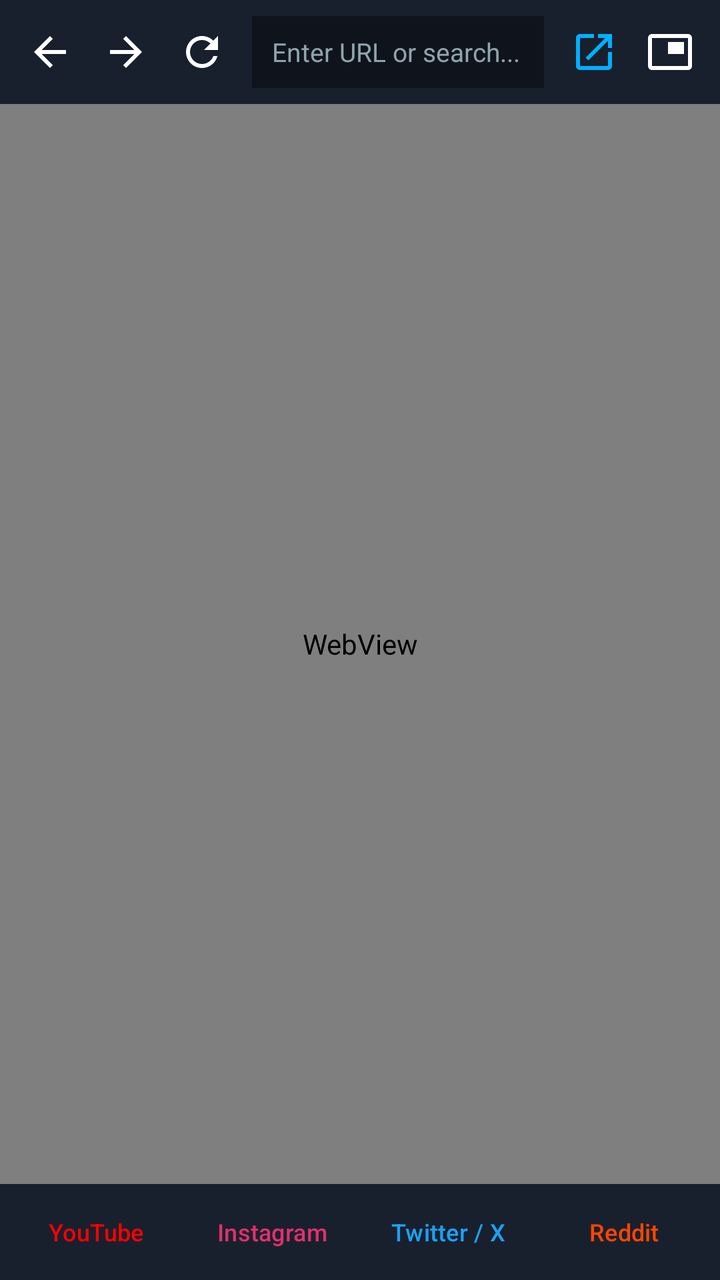
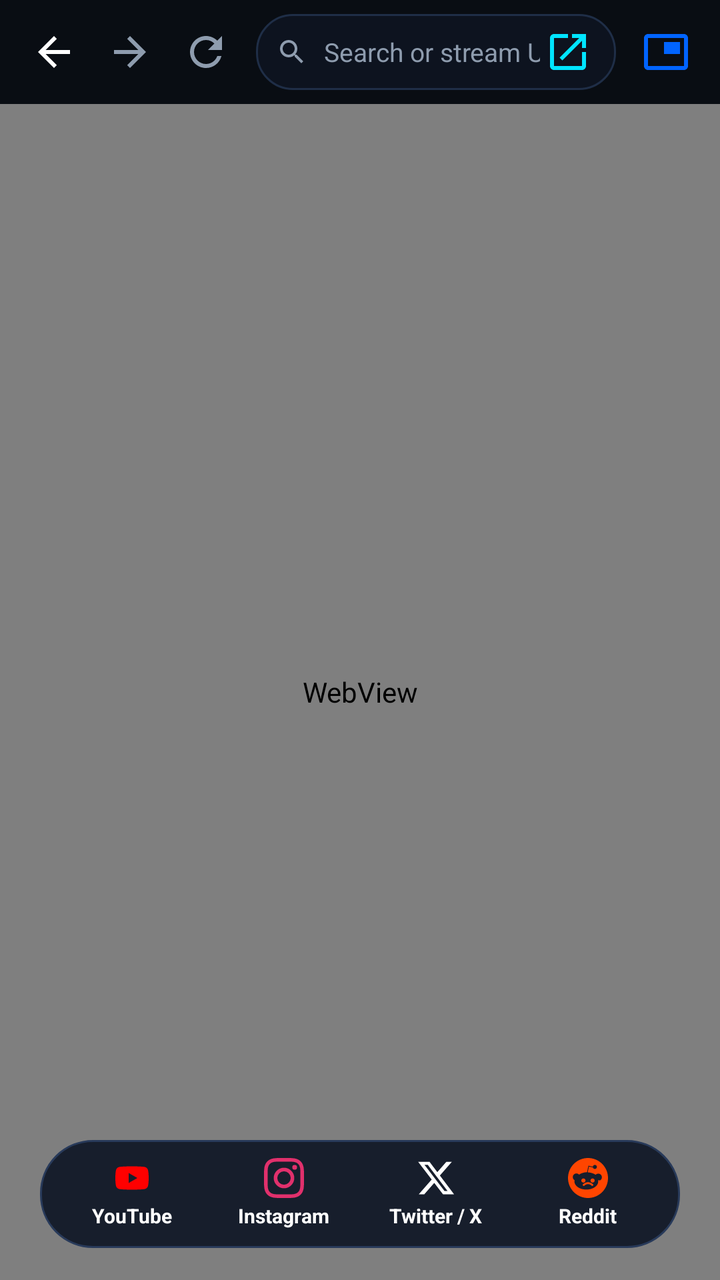

Compare the two renders of this Android layout. The source of the first and the diff that turns it into the second are given below.
<!-- AndroidManifest.xml: application theme Theme.AdShield -->
<!-- res/layout/activity_media_hub.xml -->
<?xml version="1.0" encoding="utf-8"?>
<RelativeLayout xmlns:android="http://schemas.android.com/apk/res/android"
    xmlns:app="http://schemas.android.com/apk/res-auto"
    android:layout_width="match_parent"
    android:layout_height="match_parent"
    android:background="@color/background_dark">

    <LinearLayout
        android:id="@+id/mainContentLayout"
        android:layout_width="match_parent"
        android:layout_height="match_parent"
        android:orientation="vertical">

        
        <LinearLayout
            android:id="@+id/topBar"
            android:layout_width="match_parent"
            android:layout_height="52dp"
            android:background="@color/surface_dark"
            android:gravity="center_vertical"
            android:orientation="horizontal"
            android:paddingHorizontal="6dp">

            <ImageButton
                android:id="@+id/btnBack"
                android:layout_width="38dp"
                android:layout_height="38dp"
                android:background="?attr/selectableItemBackgroundBorderless"
                android:src="@drawable/ic_arrow_back"
                android:contentDescription="Back" />

            <ImageButton
                android:id="@+id/btnForward"
                android:layout_width="38dp"
                android:layout_height="38dp"
                android:background="?attr/selectableItemBackgroundBorderless"
                android:src="@drawable/ic_arrow_forward"
                android:contentDescription="Forward" />

            <ImageButton
                android:id="@+id/btnRefresh"
                android:layout_width="38dp"
                android:layout_height="38dp"
                android:background="?attr/selectableItemBackgroundBorderless"
                android:src="@drawable/ic_refresh"
                android:contentDescription="Refresh" />

            <EditText
                android:id="@+id/urlInput"
                android:layout_width="0dp"
                android:layout_height="36dp"
                android:layout_weight="1"
                android:layout_marginHorizontal="6dp"
                android:background="@drawable/ic_launcher_background"
                android:backgroundTint="@color/background_dark"
                android:hint="Enter URL or search..."
                android:imeOptions="actionGo"
                android:inputType="textUri"
                android:maxLines="1"
                android:paddingHorizontal="10dp"
                android:textColor="@color/text_primary"
                android:textColorHint="@color/text_secondary"
                android:textSize="13sp" />

            <ImageButton
                android:id="@+id/btnGo"
                android:layout_width="38dp"
                android:layout_height="38dp"
                android:background="?attr/selectableItemBackgroundBorderless"
                android:src="@drawable/ic_launch"
                android:contentDescription="Go" />

            <ImageButton
                android:id="@+id/btnPip"
                android:layout_width="38dp"
                android:layout_height="38dp"
                android:background="?attr/selectableItemBackgroundBorderless"
                android:src="@drawable/ic_pip"
                android:contentDescription="Picture-in-Picture" />
        </LinearLayout>

        <ProgressBar
            android:id="@+id/progressBar"
            style="?android:attr/progressBarStyleHorizontal"
            android:layout_width="match_parent"
            android:layout_height="3dp"
            android:max="100"
            android:progressTint="@color/secondary"
            android:visibility="gone" />

        
        <WebView
            android:id="@+id/webView"
            android:layout_width="match_parent"
            android:layout_height="0dp"
            android:layout_weight="1" />

        
        <LinearLayout
            android:id="@+id/bottomNav"
            android:layout_width="match_parent"
            android:layout_height="48dp"
            android:background="@color/surface_dark"
            android:gravity="center"
            android:orientation="horizontal">

            <Button
                android:id="@+id/btnPlatformYoutube"
                style="@style/Widget.Material3.Button.TextButton"
                android:layout_width="wrap_content"
                android:layout_height="wrap_content"
                android:text="YouTube"
                android:textColor="@color/youtube_red"
                android:textSize="12sp" />

            <Button
                android:id="@+id/btnPlatformInstagram"
                style="@style/Widget.Material3.Button.TextButton"
                android:layout_width="wrap_content"
                android:layout_height="wrap_content"
                android:text="Instagram"
                android:textColor="@color/instagram_pink"
                android:textSize="12sp" />

            <Button
                android:id="@+id/btnPlatformTwitter"
                style="@style/Widget.Material3.Button.TextButton"
                android:layout_width="wrap_content"
                android:layout_height="wrap_content"
                android:text="Twitter / X"
                android:textColor="@color/twitter_blue"
                android:textSize="12sp" />

            <Button
                android:id="@+id/btnPlatformReddit"
                style="@style/Widget.Material3.Button.TextButton"
                android:layout_width="wrap_content"
                android:layout_height="wrap_content"
                android:text="Reddit"
                android:textColor="@color/reddit_orange"
                android:textSize="12sp" />
        </LinearLayout>
    </LinearLayout>

    
    <FrameLayout
        android:id="@+id/fullscreenContainer"
        android:layout_width="match_parent"
        android:layout_height="match_parent"
        android:background="#000000"
        android:visibility="gone" />

</RelativeLayout>
<!-- resources referenced by this layout -->
<resources>
  <color name="background_dark">#0F141C</color>
  <color name="instagram_pink">#E1306C</color>
  <color name="reddit_orange">#FF4500</color>
  <color name="secondary">#00B0FF</color>
  <color name="surface_dark">#18202E</color>
  <color name="text_secondary">#90A4AE</color>
  <color name="twitter_blue">#1DA1F2</color>
  <color name="youtube_red">#FF0000</color>
  <!-- drawable ic_launcher_background (drawable) -->
  <vector xmlns:android="http://schemas.android.com/apk/res/android"
      android:width="108dp"
      android:height="108dp"
      android:viewportWidth="108"
      android:viewportHeight="108">
    <path
        android:fillColor="#0164FF"
        android:pathData="M0,0h108v108h-108z"/>
  </vector>
  <!-- unchanged entries left out for length: 8 -->
</resources>

<!-- the commit's change to res/layout/activity_media_hub.xml (unified diff, before → after) -->
@@ -16,10 +16,10 @@
             android:id="@+id/topBar"
             android:layout_width="match_parent"
             android:layout_height="52dp"
-            android:background="@color/surface_dark"
+            android:background="#F0090D14"
             android:gravity="center_vertical"
             android:orientation="horizontal"
-            android:paddingHorizontal="6dp">
+            android:paddingHorizontal="8dp">
 
             <ImageButton
                 android:id="@+id/btnBack"
@@ -27,6 +27,7 @@
                 android:layout_height="38dp"
                 android:background="?attr/selectableItemBackgroundBorderless"
                 android:src="@drawable/ic_arrow_back"
+                app:tint="@color/text_primary"
                 android:contentDescription="Back" />
 
             <ImageButton
@@ -35,6 +36,7 @@
                 android:layout_height="38dp"
                 android:background="?attr/selectableItemBackgroundBorderless"
                 android:src="@drawable/ic_arrow_forward"
+                app:tint="@color/text_secondary"
                 android:contentDescription="Forward" />
 
             <ImageButton
@@ -43,32 +45,50 @@
                 android:layout_height="38dp"
                 android:background="?attr/selectableItemBackgroundBorderless"
                 android:src="@drawable/ic_refresh"
+                app:tint="@color/text_secondary"
                 android:contentDescription="Refresh" />
 
-            <EditText
-                android:id="@+id/urlInput"
+            
+            <LinearLayout
                 android:layout_width="0dp"
-                android:layout_height="36dp"
+                android:layout_height="38dp"
                 android:layout_weight="1"
                 android:layout_marginHorizontal="6dp"
-                android:background="@drawable/ic_launcher_background"
-                android:backgroundTint="@color/background_dark"
-                android:hint="Enter URL or search..."
-                android:imeOptions="actionGo"
-                android:inputType="textUri"
-                android:maxLines="1"
-                android:paddingHorizontal="10dp"
-                android:textColor="@color/text_primary"
-                android:textColorHint="@color/text_secondary"
-                android:textSize="13sp" />
-
-            <ImageButton
-                android:id="@+id/btnGo"
-                android:layout_width="38dp"
-                android:layout_height="38dp"
-                android:background="?attr/selectableItemBackgroundBorderless"
-                android:src="@drawable/ic_launch"
-                android:contentDescription="Go" />
+                android:background="@drawable/bg_search_chip"
+                android:gravity="center_vertical"
+                android:orientation="horizontal"
+                android:paddingHorizontal="10dp">
+
+                <ImageView
+                    android:layout_width="16dp"
+                    android:layout_height="16dp"
+                    android:src="@drawable/ic_search"
+                    app:tint="@color/text_secondary" />
+
+                <EditText
+                    android:id="@+id/urlInput"
+                    android:layout_width="0dp"
+                    android:layout_height="match_parent"
+                    android:layout_weight="1"
+                    android:layout_marginStart="8dp"
+                    android:background="@null"
+                    android:hint="Search or stream URL..."
+                    android:imeOptions="actionGo"
+                    android:inputType="textUri"
+                    android:maxLines="1"
+                    android:textColor="@color/text_primary"
+                    android:textColorHint="@color/text_secondary"
+                    android:textSize="13sp" />
+
+                <ImageButton
+                    android:id="@+id/btnGo"
+                    android:layout_width="28dp"
+                    android:layout_height="28dp"
+                    android:background="?attr/selectableItemBackgroundBorderless"
+                    android:src="@drawable/ic_launch"
+                    app:tint="@color/fokk_cyan"
+                    android:contentDescription="Navigate" />
+            </LinearLayout>
 
             <ImageButton
                 android:id="@+id/btnPip"
@@ -76,6 +96,7 @@
                 android:layout_height="38dp"
                 android:background="?attr/selectableItemBackgroundBorderless"
                 android:src="@drawable/ic_pip"
+                app:tint="@color/fokk_blue"
                 android:contentDescription="Picture-in-Picture" />
         </LinearLayout>
 
@@ -83,63 +104,145 @@
             android:id="@+id/progressBar"
             style="?android:attr/progressBarStyleHorizontal"
             android:layout_width="match_parent"
-            android:layout_height="3dp"
+            android:layout_height="2dp"
             android:max="100"
-            android:progressTint="@color/secondary"
+            android:progressTint="@color/fokk_cyan"
             android:visibility="gone" />
 
         
-        <WebView
-            android:id="@+id/webView"
+        <FrameLayout
             android:layout_width="match_parent"
             android:layout_height="0dp"
-            android:layout_weight="1" />
-
-        
-        <LinearLayout
-            android:id="@+id/bottomNav"
-            android:layout_width="match_parent"
-            android:layout_height="48dp"
-            android:background="@color/surface_dark"
-            android:gravity="center"
-            android:orientation="horizontal">
-
-            <Button
-                android:id="@+id/btnPlatformYoutube"
-                style="@style/Widget.Material3.Button.TextButton"
-                android:layout_width="wrap_content"
-                android:layout_height="wrap_content"
-                android:text="YouTube"
-                android:textColor="@color/youtube_red"
-                android:textSize="12sp" />
-
-            <Button
-                android:id="@+id/btnPlatformInstagram"
-                style="@style/Widget.Material3.Button.TextButton"
-                android:layout_width="wrap_content"
-                android:layout_height="wrap_content"
-                android:text="Instagram"
-                android:textColor="@color/instagram_pink"
-                android:textSize="12sp" />
-
-            <Button
-                android:id="@+id/btnPlatformTwitter"
-                style="@style/Widget.Material3.Button.TextButton"
-                android:layout_width="wrap_content"
-                android:layout_height="wrap_content"
-                android:text="Twitter / X"
-                android:textColor="@color/twitter_blue"
-                android:textSize="12sp" />
-
-            <Button
-                android:id="@+id/btnPlatformReddit"
-                style="@style/Widget.Material3.Button.TextButton"
-                android:layout_width="wrap_content"
-                android:layout_height="wrap_content"
-                android:text="Reddit"
-                android:textColor="@color/reddit_orange"
-                android:textSize="12sp" />
-        </LinearLayout>
+            android:layout_weight="1">
+
+            <WebView
+                android:id="@+id/webView"
+                android:layout_width="match_parent"
+                android:layout_height="match_parent" />
+
+            
+            <LinearLayout
+                android:id="@+id/bottomNav"
+                android:layout_width="match_parent"
+                android:layout_height="54dp"
+                android:layout_gravity="bottom"
+                android:layout_marginHorizontal="20dp"
+                android:layout_marginBottom="16dp"
+                android:background="@drawable/bg_floating_dock"
+                android:elevation="6dp"
+                android:gravity="center"
+                android:orientation="horizontal"
+                android:paddingHorizontal="8dp">
+
+                
+                <LinearLayout
+                    android:id="@+id/btnPlatformYoutube"
+                    android:layout_width="0dp"
+                    android:layout_height="match_parent"
+                    android:layout_weight="1"
+                    android:background="?attr/selectableItemBackgroundBorderless"
+                    android:clickable="true"
+                    android:focusable="true"
+                    android:gravity="center"
+                    android:orientation="vertical">
+
+                    <ImageView
+                        android:layout_width="20dp"
+                        android:layout_height="20dp"
+                        android:src="@drawable/ic_youtube" />
+
+                    <TextView
+                        android:layout_width="wrap_content"
+                        android:layout_height="wrap_content"
+                        android:layout_marginTop="2dp"
+                        android:text="YouTube"
+                        android:textColor="@color/text_primary"
+                        android:textSize="10sp"
+                        android:textStyle="bold" />
+                </LinearLayout>
+
+                
+                <LinearLayout
+                    android:id="@+id/btnPlatformInstagram"
+                    android:layout_width="0dp"
+                    android:layout_height="match_parent"
+                    android:layout_weight="1"
+                    android:background="?attr/selectableItemBackgroundBorderless"
+                    android:clickable="true"
+                    android:focusable="true"
+                    android:gravity="center"
+                    android:orientation="vertical">
+
+                    <ImageView
+                        android:layout_width="20dp"
+                        android:layout_height="20dp"
+                        android:src="@drawable/ic_instagram" />
+
+                    <TextView
+                        android:layout_width="wrap_content"
+                        android:layout_height="wrap_content"
+                        android:layout_marginTop="2dp"
+                        android:text="Instagram"
+                        android:textColor="@color/text_primary"
+                        android:textSize="10sp"
+                        android:textStyle="bold" />
+                </LinearLayout>
+
+                
+                <LinearLayout
+                    android:id="@+id/btnPlatformTwitter"
+                    android:layout_width="0dp"
+                    android:layout_height="match_parent"
+                    android:layout_weight="1"
+                    android:background="?attr/selectableItemBackgroundBorderless"
+                    android:clickable="true"
+                    android:focusable="true"
+                    android:gravity="center"
+                    android:orientation="vertical">
+
+                    <ImageView
+                        android:layout_width="20dp"
+                        android:layout_height="20dp"
+                        android:src="@drawable/ic_twitter" />
+
+                    <TextView
+                        android:layout_width="wrap_content"
+                        android:layout_height="wrap_content"
+                        android:layout_marginTop="2dp"
+                        android:text="Twitter / X"
+                        android:textColor="@color/text_primary"
+                        android:textSize="10sp"
+                        android:textStyle="bold" />
+                </LinearLayout>
+
+                
+                <LinearLayout
+                    android:id="@+id/btnPlatformReddit"
+                    android:layout_width="0dp"
+                    android:layout_height="match_parent"
+                    android:layout_weight="1"
+                    android:background="?attr/selectableItemBackgroundBorderless"
+                    android:clickable="true"
+                    android:focusable="true"
+                    android:gravity="center"
+                    android:orientation="vertical">
+
+                    <ImageView
+                        android:layout_width="20dp"
+                        android:layout_height="20dp"
+                        android:src="@drawable/ic_reddit" />
+
+                    <TextView
+                        android:layout_width="wrap_content"
+                        android:layout_height="wrap_content"
+                        android:layout_marginTop="2dp"
+                        android:text="Reddit"
+                        android:textColor="@color/text_primary"
+                        android:textSize="10sp"
+                        android:textStyle="bold" />
+                </LinearLayout>
+            </LinearLayout>
+        </FrameLayout>
     </LinearLayout>
 
     
<!-- resource entries referenced after the edit -->
@@ -1,22 +1,79 @@
 <!-- resources referenced by this layout -->
 <resources>
-  <color name="background_dark">#0F141C</color>
-  <color name="instagram_pink">#E1306C</color>
-  <color name="reddit_orange">#FF4500</color>
-  <color name="secondary">#00B0FF</color>
-  <color name="surface_dark">#18202E</color>
-  <color name="text_secondary">#90A4AE</color>
-  <color name="twitter_blue">#1DA1F2</color>
-  <color name="youtube_red">#FF0000</color>
-  <!-- drawable ic_launcher_background (drawable) -->
+  <color name="background_dark">#090D14</color>
+  <color name="fokk_blue">#0164FF</color>
+  <color name="fokk_cyan">#00E5FF</color>
+  <color name="secondary">#00E5FF</color>
+  <color name="text_secondary">#8E9CAE</color>
+  <!-- drawable bg_floating_dock (drawable) -->
+  <?xml version="1.0" encoding="utf-8"?>
+  <shape xmlns:android="http://schemas.android.com/apk/res/android"
+      android:shape="rectangle">
+      <corners android:radius="26dp" />
+      <solid android:color="#E60D1424" />
+      <stroke
+          android:width="1dp"
+          android:color="#283A5A" />
+  </shape>
+  <!-- drawable bg_search_chip (drawable) -->
+  <?xml version="1.0" encoding="utf-8"?>
+  <shape xmlns:android="http://schemas.android.com/apk/res/android"
+      android:shape="rectangle">
+      <corners android:radius="18dp" />
+      <solid android:color="#0D131F" />
+      <stroke
+          android:width="1dp"
+          android:color="#1F2E47" />
+  </shape>
+  <!-- drawable ic_instagram (drawable) -->
   <vector xmlns:android="http://schemas.android.com/apk/res/android"
-      android:width="108dp"
-      android:height="108dp"
-      android:viewportWidth="108"
-      android:viewportHeight="108">
+      android:width="24dp"
+      android:height="24dp"
+      android:viewportWidth="24"
+      android:viewportHeight="24">
+      <path
+          android:fillColor="#E1306C"
+          android:pathData="M12,2.163c3.204,0 3.584,0.012 4.85,0.07 3.252,0.148 4.771,1.691 4.919,4.919 0.058,1.265 0.069,1.645 0.069,4.849 0,3.205 -0.012,3.584 -0.069,4.849 -0.149,3.225 -1.664,4.771 -4.919,4.919 -1.266,0.058 -1.644,0.07 -4.85,0.07 -3.204,0 -3.584,-0.012 -4.849,-0.07 -3.26,-0.149 -4.771,-1.699 -4.919,-4.92 -0.058,-1.265 -0.07,-1.644 -0.07,-4.849 0,-3.204 0.013,-3.583 0.07,-4.849 0.149,-3.227 1.664,-4.771 4.919,-4.919 1.266,-0.057 1.645,-0.069 4.849,-0.069ZM12,0C8.741,0 8.333,0.014 7.053,0.072 2.695,0.272 0.273,2.69 0.073,7.052 0.014,8.333 0,8.741 0,12c0,3.259 0.014,3.668 0.072,4.948 0.2,4.358 2.618,6.78 6.98,6.98 1.281,0.058 1.689,0.072 4.948,0.072 3.259,0 3.668,-0.014 4.948,-0.072 4.354,-0.2 6.782,-2.618 6.979,-6.98 0.059,-1.28 0.073,-1.689 0.073,-4.948 0,-3.259 -0.014,-3.667 -0.072,-4.947 -0.196,-4.354 -2.617,-6.78 -6.979,-6.98C15.668,0.014 15.259,0 12,0ZM12,5.838a6.162,6.162 0 1,0 0,12.324 6.162,6.162 0 0,0 0,-12.324ZM12,16a4,4 0 1,1 0,-8 4,4 0 0,1 0,8ZM18.406,4.155a1.44,1.44 0 1,0 0,2.881 1.44,1.44 0 0,0 0,-2.881Z"/>
+  </vector>
+  <!-- drawable ic_reddit (drawable) -->
+  <vector xmlns:android="http://schemas.android.com/apk/res/android"
+      android:width="24dp"
+      android:height="24dp"
+      android:viewportWidth="24"
+      android:viewportHeight="24">
+      <path
+          android:fillColor="#FF4500"
+          android:pathData="M12,0C5.373,0 0,5.373 0,12c0,6.627 5.373,12 12,12s12,-5.373 12,-12c0,-6.627 -5.373,-12 -12,-12zm6.066,13.31c0.054,0.245 0.084,0.5 0.084,0.763 0,2.69 -3.197,4.87 -7.15,4.87s-7.15,-2.18 -7.15,-4.87c0,-0.263 0.03,-0.518 0.084,-0.763 -0.638,-0.37 -1.066,-1.07 -1.066,-1.87 0,-1.2 0.97,-2.17 2.17,-2.17 0.63,0 1.2,0.27 1.59,0.7 1.25,-0.85 2.94,-1.4 4.8,-1.46l0.82,-3.87 2.68,0.57c0.07,-0.6 0.58,-1.07 1.2,-1.07 0.67,0 1.22,0.55 1.22,1.22 0,0.67 -0.55,1.22 -1.22,1.22 -0.57,0 -1.05,-0.39 -1.18,-0.92l-2.38,-0.5 -0.73,3.46c1.84,0.06 3.51,0.61 4.75,1.45 0.39,-0.42 0.95,-0.68 1.57,-0.68 1.2,0 2.17,0.97 2.17,2.17 0,0.8 -0.43,1.5 -1.06,1.87zM9.25,12.25c-0.69,0 -1.25,0.56 -1.25,1.25s0.56,1.25 1.25,1.25 1.25,-0.56 1.25,-1.25 -0.56,-1.25 -1.25,-1.25zm5.5,0c-0.69,0 -1.25,0.56 -1.25,1.25s0.56,1.25 1.25,1.25 1.25,-0.56 1.25,-1.25 -0.56,-1.25 -1.25,-1.25zm-5.75,4.35c0.23,0.23 0.6,0.23 0.83,0 0.67,-0.67 1.48,-0.92 2.17,-0.92s1.5,0.25 2.17,0.92c0.23,0.23 0.6,0.23 0.83,0 0.23,-0.23 0.23,-0.6 0,-0.83 -0.89,-0.89 -2.01,-1.27 -3,-1.27s-2.11,0.38 -3,1.27c-0.23,0.23 -0.23,0.6 0,0.83z"/>
+  </vector>
+  <!-- drawable ic_search (drawable) -->
+  <vector xmlns:android="http://schemas.android.com/apk/res/android"
+      android:width="24dp"
+      android:height="24dp"
+      android:viewportWidth="24"
+      android:viewportHeight="24">
+      <path
+          android:fillColor="#8E9CAE"
+          android:pathData="M15.5,14h-0.79l-0.28,-0.27C15.41,12.59 16,11.11 16,9.5 16,5.91 13.09,3 9.5,3S3,5.91 3,9.5 5.91,16 9.5,16c1.61,0 3.09,-0.59 4.23,-1.57l0.27,0.28v0.79l5,4.99L20.49,19l-4.99,-5zm-6,0C7.01,14 5,11.99 5,9.5S7.01,5 9.5,5 14,7.01 14,9.5 11.99,14 9.5,14z"/>
+  </vector>
+  <!-- drawable ic_twitter (drawable) -->
+  <vector xmlns:android="http://schemas.android.com/apk/res/android"
+      android:width="24dp"
+      android:height="24dp"
+      android:viewportWidth="24"
+      android:viewportHeight="24">
+      <path
+          android:fillColor="#FFFFFF"
+          android:pathData="M18.244,2.25h3.308l-7.227,8.26 8.502,11.24H16.17l-5.214,-6.817L4.99,21.75H1.68l7.73,-8.835L1.254,2.25H8.08l4.713,6.231zm-1.161,17.52h1.833L7.084,4.126H5.117z"/>
+  </vector>
+  <!-- drawable ic_youtube (drawable) -->
+  <vector xmlns:android="http://schemas.android.com/apk/res/android"
+      android:width="24dp"
+      android:height="24dp"
+      android:viewportWidth="24"
+      android:viewportHeight="24">
     <path
-        android:fillColor="#0164FF"
-        android:pathData="M0,0h108v108h-108z"/>
+        android:fillColor="#FF0000"
+        android:pathData="M21.58,7.19c-0.23,-0.86 -0.91,-1.54 -1.77,-1.77C18.25,5 12,5 12,5s-6.25,0 -7.81,0.42c-0.86,0.23 -1.54,0.91 -1.77,1.77C2,8.75 2,12 2,12s0,3.25 0.42,4.81c0.23,0.86 0.91,1.54 1.77,1.77C5.75,19 12,19 12,19s6.25,0 7.81,-0.42c0.86,-0.23 1.54,-0.91 1.77,-1.77C22,15.25 22,12 22,12s0,-3.25 -0.42,-4.81zM10,15V9l5.2,3L10,15z"/>
   </vector>
   <!-- unchanged entries left out for length: 8 -->
 </resources>
